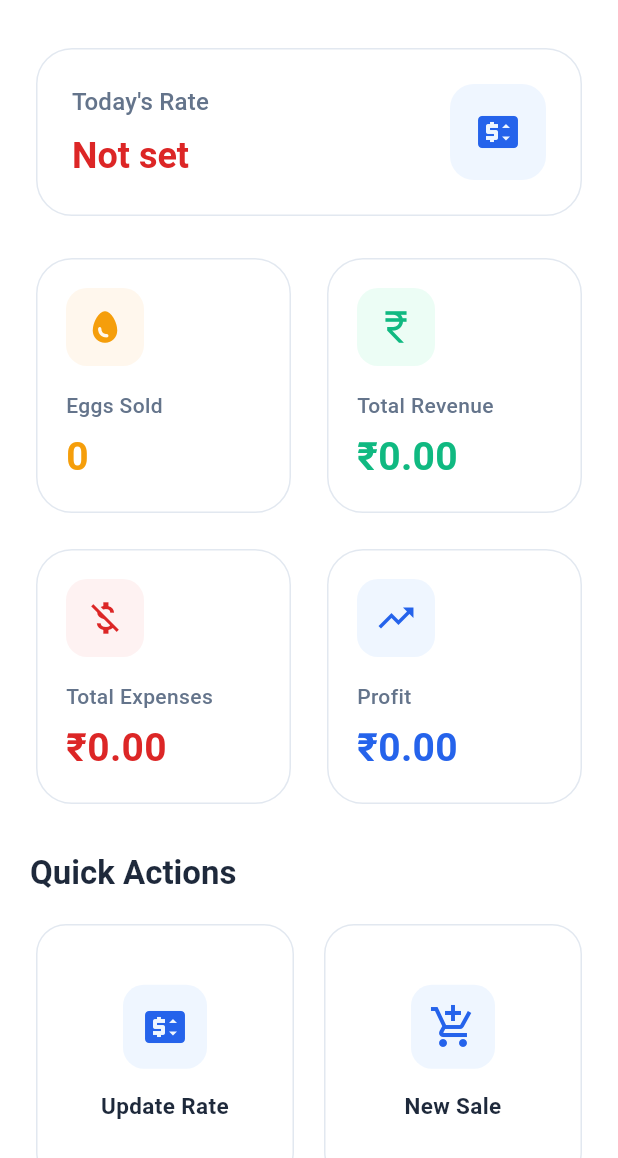
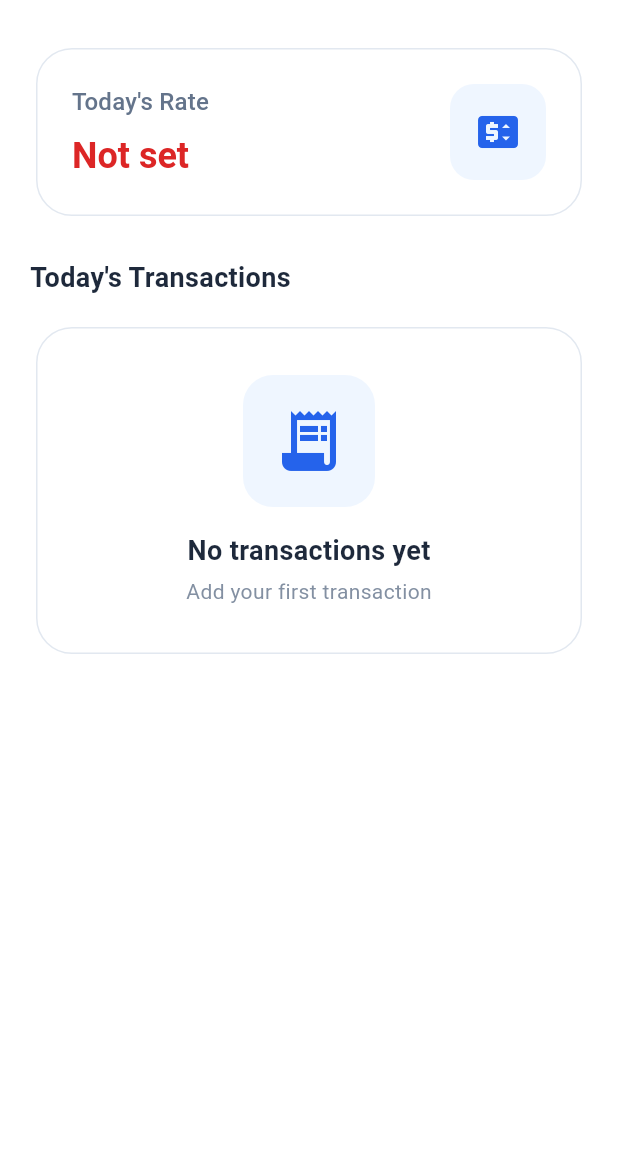
Before and after one commit to prem9621/samadeggspos, a Flutter app: the screen it shows after launch, on a phone screen of 412 x 824 dp, the part 78-1236 px from its top. Run offline on Flutter 3.47's test engine with Material 3 defaults, Android fonts, the phone set to English and light mode, and no system bars; our stand-ins replace hive, hive_flutter, pdf, share_plus, shared_preferences; accounts and stored records are empty.

Commit message:
Update: Simplified dashboard, removed drawer dividers, fixed bugs

```diff
--- a/lib/dashboard_screen.dart
+++ b/lib/dashboard_screen.dart
@@ -16,10 +16,7 @@ class DashboardScreen extends StatefulWidget {
 class _DashboardScreenState extends State<DashboardScreen> {
   final dbHelper = DatabaseHelper.instance;
   DailyRate? todayRate;
-  double totalEggs = 0.0;
-  double totalRevenue = 0.0;
-  double totalExpenses = 0.0;
-  double totalProfit = 0.0;
+  List<dynamic> todayTransactions = [];
   bool isLoading = true;
   String? error;
 
@@ -38,19 +35,26 @@ class _DashboardScreenState extends State<DashboardScreen> {
       final today = DateFormat('yyyy-MM-dd').format(DateTime.now());
 
       final rateResult = await dbHelper.getDailyRateByDate(today);
-      final eggsResult = await dbHelper.getTotalEggsSoldOnDate(today);
-      final revenueResult = await dbHelper.getTotalSalesAmountOnDate(today);
-      final expensesResult = await dbHelper.getTotalExpensesOnDate(today);
-      final profitResult = await dbHelper.getDailyProfit(today);
+      final salesResult = await dbHelper.getSalesByDate(today);
+      final purchasesResult = await dbHelper.getPurchasesByDate(today);
+      final paymentsResult = await dbHelper.getPaymentsByDate(today);
 
       if (!mounted) return;
 
+      final List<dynamic> transactions = [];
+      if (salesResult.data != null) {
+        transactions.addAll(salesResult.data!.map((saleWithParty) => {'type': 'sale', 'data': saleWithParty}));
+      }
+      if (purchasesResult.data != null) {
+        transactions.addAll(purchasesResult.data!.map((purchaseWithSupplier) => {'type': 'purchase', 'data': purchaseWithSupplier}));
+      }
+      if (paymentsResult.data != null) {
+        transactions.addAll(paymentsResult.data!.map((paymentWithParty) => {'type': 'payment', 'data': paymentWithParty}));
+      }
+
       setState(() {
         todayRate = rateResult.data;
-        totalEggs = eggsResult.data ?? 0.0;
-        totalRevenue = revenueResult.data ?? 0.0;
-        totalExpenses = expensesResult.data ?? 0.0;
-        totalProfit = profitResult.data ?? 0.0;
+        todayTransactions = transactions;
         isLoading = false;
       });
     } catch (e) {
@@ -169,105 +173,18 @@ class _DashboardScreenState extends State<DashboardScreen> {
                             ),
                           ),
                         ),
-                        const SizedBox(height: 20),
-                        GridView.count(
-                          crossAxisCount: 2,
-                          crossAxisSpacing: 16,
-                          mainAxisSpacing: 16,
-                          shrinkWrap: true,
-                          physics: const NeverScrollableScrollPhysics(),
-                          children: [
-                            _buildStatCard(
-                              icon: Icons.egg,
-                              title: 'Eggs Sold',
-                              value: totalEggs.toStringAsFixed(0),
-                              iconColor: const Color(0xFFF59E0B),
-                              bgColor: const Color(0xFFFFF7ED),
-                            ),
-                            _buildStatCard(
-                              icon: Icons.currency_rupee,
-                              title: 'Total Revenue',
-                              value: '₹${totalRevenue.toStringAsFixed(2)}',
-                              iconColor: const Color(0xFF10B981),
-                              bgColor: const Color(0xFFECFDF5),
-                            ),
-                            _buildStatCard(
-                              icon: Icons.money_off,
-                              title: 'Total Expenses',
-                              value: '₹${totalExpenses.toStringAsFixed(2)}',
-                              iconColor: const Color(0xFFDC2626),
-                              bgColor: const Color(0xFFFEF2F2),
-                            ),
-                            _buildStatCard(
-                              icon: Icons.trending_up,
-                              title: 'Profit',
-                              value: '₹${totalProfit.toStringAsFixed(2)}',
-                              iconColor: const Color(0xFF2563EB),
-                              bgColor: const Color(0xFFEFF6FF),
-                            ),
-                          ],
-                        ),
-                        const SizedBox(height: 28),
-                        Text(
-                          'Quick Actions',
-                          style: Theme.of(context).textTheme.titleLarge?.copyWith(
-                            fontWeight: FontWeight.w700,
-                            color: const Color(0xFF1E293B),
+                        const SizedBox(height: 24),
+                        const Text(
+                          'Today\'s Transactions',
+                          style: TextStyle(
+                            fontSize: 18,
+                            fontWeight: FontWeight.w600,
+                            color: Color(0xFF1E293B),
                           ),
                         ),
                         const SizedBox(height: 16),
-                        GridView.count(
-                          crossAxisCount: 2,
-                          crossAxisSpacing: 12,
-                          mainAxisSpacing: 12,
-                          shrinkWrap: true,
-                          physics: const NeverScrollableScrollPhysics(),
-                          children: [
-                            _QuickActionButton(
-                              icon: Icons.price_change,
-                              label: 'Update Rate',
-                              onTap: () {
-                                context.read<AppState>().setSelectedIndex(1);
-                              },
-                            ),
-                            _QuickActionButton(
-                              icon: Icons.add_shopping_cart,
-                              label: 'New Sale',
-                              onTap: () {
-                                context.read<AppState>().setSelectedIndex(3);
-                              },
-                            ),
-                            _QuickActionButton(
-                              icon: Icons.shopping_bag,
-                              label: 'New Purchase',
-                              onTap: () {
-                                context.read<AppState>().setSelectedIndex(4);
-                              },
-                            ),
-                            _QuickActionButton(
-                              icon: Icons.people,
-                              label: 'Parties',
-                              onTap: () {
-                                context.read<AppState>().setSelectedIndex(2);
-                              },
-                            ),
-                          ],
-                        ),
-                      ],
-                    ),
-                  ),
-      ),
-    );
-  }
-
-  Widget _buildStatCard({
-    required IconData icon,
-    required String title,
-    required String value,
-    required Color iconColor,
-    required Color bgColor,
-  }) {
-    return Card(
+                        if (todayTransactions.isEmpty)
+                          Card(
                             color: Colors.white,
                             elevation: 0,
                             shape: RoundedRectangleBorder(
@@ -275,9 +192,95 @@ class _DashboardScreenState extends State<DashboardScreen> {
                               borderRadius: BorderRadius.circular(24),
                             ),
                             child: Padding(
+                              padding: const EdgeInsets.symmetric(horizontal: 24, vertical: 32),
+                              child: Column(
+                                children: [
+                                  Container(
                                     padding: const EdgeInsets.all(20),
-        child: Column(
-          crossAxisAlignment: CrossAxisAlignment.start,
+                                    decoration: BoxDecoration(
+                                      color: const Color(0xFFEFF6FF),
+                                      borderRadius: BorderRadius.circular(20),
+                                    ),
+                                    child: const Icon(
+                                      Icons.receipt_long,
+                                      size: 48,
+                                      color: Color(0xFF2563EB),
+                                    ),
+                                  ),
+                                  const SizedBox(height: 16),
+                                  const Text(
+                                    'No transactions yet',
+                                    style: TextStyle(
+                                      fontSize: 18,
+                                      fontWeight: FontWeight.w600,
+                                      color: Color(0xFF1E293B),
+                                    ),
+                                  ),
+                                  const SizedBox(height: 4),
+                                  Text(
+                                    'Add your first transaction',
+                                    style: TextStyle(
+                                      fontSize: 14,
+                                      color: const Color(0xFF64748B).withOpacity(0.8),
+                                    ),
+                                  ),
+                                ],
+                              ),
+                            ),
+                          )
+                        else
+                          ...todayTransactions.map((transaction) {
+                            final type = transaction['type'];
+                            final data = transaction['data'];
+
+                            String title;
+                            IconData icon;
+                            Color iconColor;
+                            Color bgColor;
+                            String amount;
+                            String? subtitle;
+
+                            if (type == 'sale') {
+                              final saleWithParty = data as SaleWithParty;
+                              title = 'Sale';
+                              icon = Icons.shopping_cart_outlined;
+                              iconColor = const Color(0xFF10B981);
+                              bgColor = const Color(0xFFECFDF5);
+                              amount = '+₹${saleWithParty.sale.amount.toStringAsFixed(2)}';
+                              subtitle = '${saleWithParty.sale.eggQuantity} eggs';
+                            } else if (type == 'purchase') {
+                              final purchaseWithSupplier = data as PurchaseWithSupplier;
+                              title = 'Purchase';
+                              icon = Icons.shopping_bag_outlined;
+                              iconColor = const Color(0xFFF59E0B);
+                              bgColor = const Color(0xFFFFF7ED);
+                              amount = '-₹${purchaseWithSupplier.purchase.amount.toStringAsFixed(2)}';
+                              subtitle = '${purchaseWithSupplier.purchase.eggQuantity} eggs';
+                            } else {
+                              final paymentWithParty = data as PaymentWithParty;
+                              title = 'Payment';
+                              icon = Icons.payment_outlined;
+                              iconColor = const Color(0xFF2563EB);
+                              bgColor = const Color(0xFFEFF6FF);
+                              amount = paymentWithParty.payment.paymentType == 'received'
+                                  ? '+₹${paymentWithParty.payment.amount.toStringAsFixed(2)}'
+                                  : '-₹${paymentWithParty.payment.amount.toStringAsFixed(2)}';
+                              subtitle = paymentWithParty.payment.paymentType == 'received'
+                                  ? 'Received'
+                                  : 'Paid';
+                            }
+
+                            return Card(
+                              color: Colors.white,
+                              elevation: 0,
+                              margin: const EdgeInsets.only(bottom: 12),
+                              shape: RoundedRectangleBorder(
+                                side: const BorderSide(color: Color(0xFFE2E8F0), width: 1),
+                                borderRadius: BorderRadius.circular(20),
+                              ),
+                              child: Padding(
+                                padding: const EdgeInsets.all(16),
+                                child: Row(
                                   children: [
                                     Container(
                                       padding: const EdgeInsets.all(12),
@@ -288,84 +291,51 @@ class _DashboardScreenState extends State<DashboardScreen> {
                                       child: Icon(
                                         icon,
                                         color: iconColor,
-                size: 28,
+                                        size: 24,
                                       ),
                                     ),
-            const SizedBox(height: 16),
+                                    const SizedBox(width: 16),
+                                    Expanded(
+                                      child: Column(
+                                        crossAxisAlignment: CrossAxisAlignment.start,
+                                        children: [
                                           Text(
                                             title,
                                             style: const TextStyle(
-                fontSize: 14,
-                fontWeight: FontWeight.w500,
+                                              fontSize: 15,
+                                              fontWeight: FontWeight.w600,
+                                              color: Color(0xFF1E293B),
+                                            ),
+                                          ),
+                                          if (subtitle != null)
+                                            Padding(
+                                              padding: const EdgeInsets.only(top: 4),
+                                              child: Text(
+                                                subtitle,
+                                                style: const TextStyle(
+                                                  fontSize: 13,
                                                   color: Color(0xFF64748B),
                                                 ),
                                               ),
-            const SizedBox(height: 6),
+                                            ),
+                                        ],
+                                      ),
+                                    ),
                                     Text(
-              value,
+                                      amount,
                                       style: TextStyle(
-                fontSize: 26,
-                fontWeight: FontWeight.w700,
-                color: iconColor,
+                                        fontSize: 16,
+                                        fontWeight: FontWeight.w600,
+                                        color: amount.startsWith('+')
+                                            ? const Color(0xFF10B981)
+                                            : const Color(0xFFDC2626),
                                       ),
                                     ),
                                   ],
                                 ),
                               ),
                             );
-  }
-}
-
-class _QuickActionButton extends StatelessWidget {
-  final IconData icon;
-  final String label;
-  final VoidCallback onTap;
-
-  const _QuickActionButton({
-    required this.icon,
-    required this.label,
-    required this.onTap,
-  });
-
-  @override
-  Widget build(BuildContext context) {
-    return Card(
-      color: Colors.white,
-      elevation: 0,
-      shape: RoundedRectangleBorder(
-        side: const BorderSide(color: Color(0xFFE2E8F0), width: 1),
-        borderRadius: BorderRadius.circular(20),
-      ),
-      child: InkWell(
-        onTap: onTap,
-        borderRadius: BorderRadius.circular(20),
-        child: Padding(
-          padding: const EdgeInsets.symmetric(vertical: 24, horizontal: 16),
-          child: Column(
-            mainAxisAlignment: MainAxisAlignment.center,
-            children: [
-              Container(
-                decoration: BoxDecoration(
-                  color: const Color(0xFFEFF6FF),
-                  borderRadius: BorderRadius.circular(14),
-                ),
-                padding: const EdgeInsets.all(12),
-                child: Icon(
-                  icon,
-                  color: const Color(0xFF2563EB),
-                  size: 32,
-                ),
-              ),
-              const SizedBox(height: 14),
-              Text(
-                label,
-                style: const TextStyle(
-                  fontSize: 15,
-                  fontWeight: FontWeight.w600,
-                  color: Color(0xFF1E293B),
-                ),
-                textAlign: TextAlign.center,
-              ),
+                          }).toList(),
                       ],
                     ),
                   ),
--- a/lib/main.dart
+++ b/lib/main.dart
@@ -293,10 +293,6 @@ class _MainScreenState extends State<MainScreen> {
                       title: 'Parties',
                       index: 2,
                     ),
-                    const Padding(
-                      padding: EdgeInsets.symmetric(horizontal: 16, vertical: 8),
-                      child: Divider(color: Color(0xFFE2E8F0)),
-                    ),
                     _buildDrawerItem(
                       icon: Icons.shopping_cart_outlined,
                       title: 'New Sale',
@@ -307,10 +303,6 @@ class _MainScreenState extends State<MainScreen> {
                       title: 'New Purchase',
                       index: 4,
                     ),
-                    const Padding(
-                      padding: EdgeInsets.symmetric(horizontal: 16, vertical: 8),
-                      child: Divider(color: Color(0xFFE2E8F0)),
-                    ),
                     _buildDrawerItem(
                       icon: Icons.history_outlined,
                       title: 'Sales History',
@@ -320,10 +312,6 @@ class _MainScreenState extends State<MainScreen> {
                       icon: Icons.money_off_outlined,
                       title: 'Expenses',
                       index: 6,
-                    ),
-                    const Padding(
-                      padding: EdgeInsets.symmetric(horizontal: 16, vertical: 8),
-                      child: Divider(color: Color(0xFFE2E8F0)),
                     ),
                     _buildDrawerItem(
                       icon: Icons.settings_outlined,
```
Also changed, not shown: lib/database_helper.dart (+26 -0 lines), 3 other files. Lines whose indentation alone changed are shown as unchanged.
